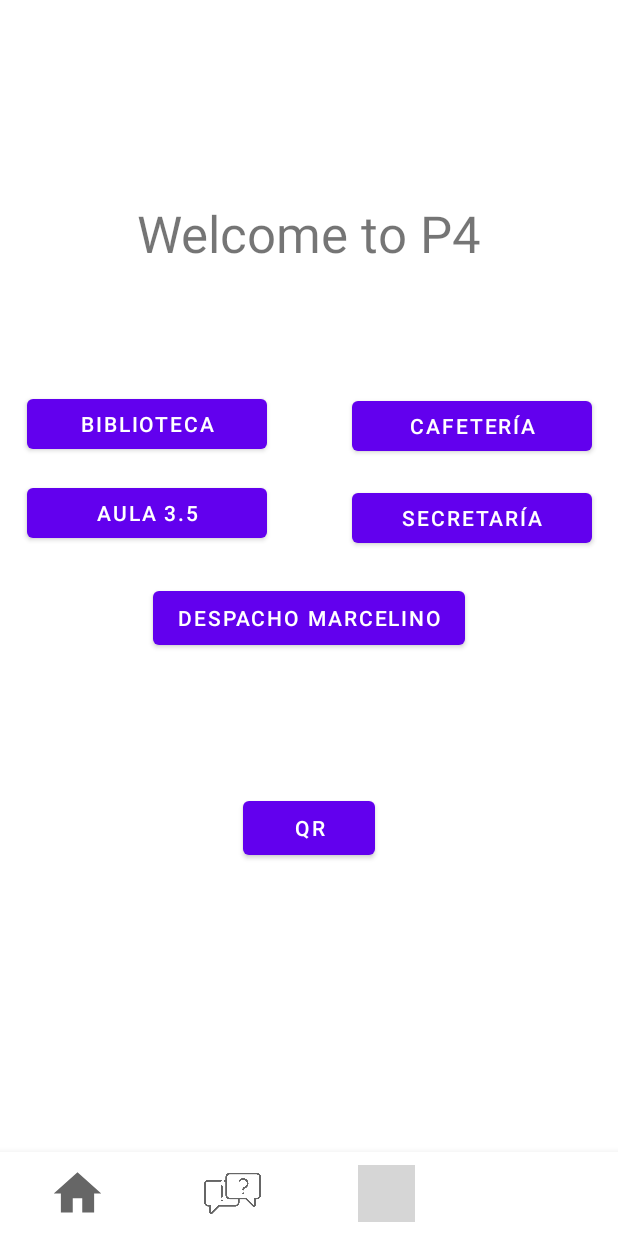
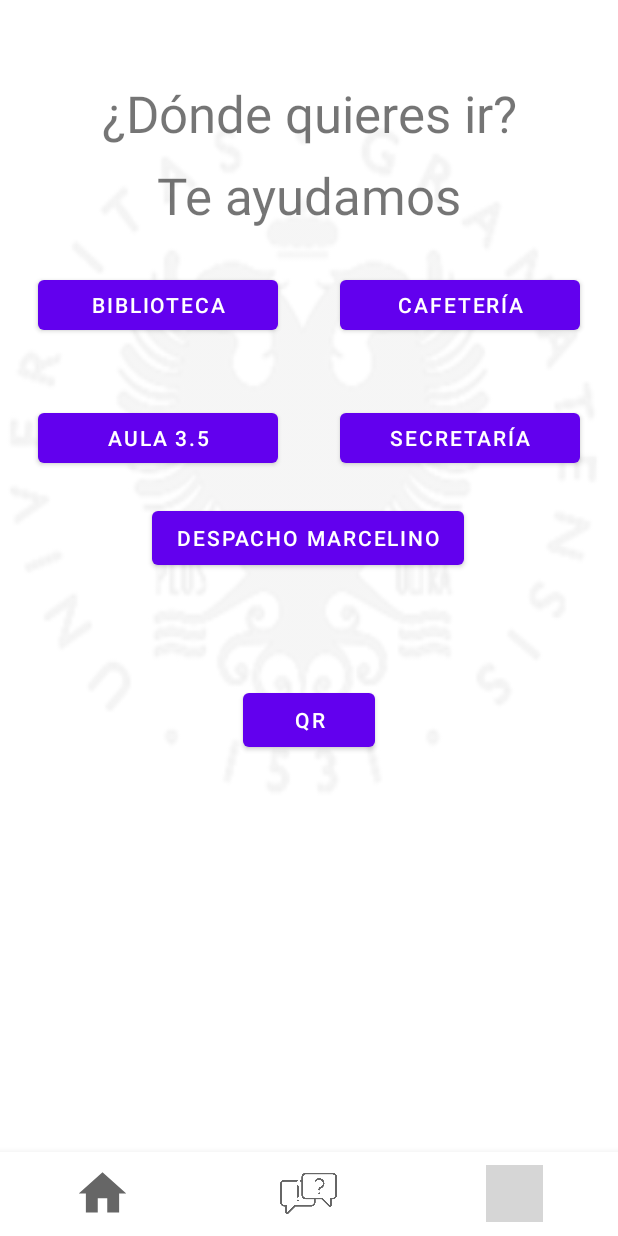
Before and after one commit to CodeBoy-source/Android-UGR-Exams, an Android app: the screen it shows after launch (MainActivity), item 3 of the bottom bar chosen, on a phone screen of 412 x 824 dp. Run offline under Robolectric (Android 15) with nearby library versions, the phone set to English and light mode, and no system bars; libraries missing offline, so code that uses them is left out: com.journeyapps.barcodescanner; grey boxes are pictures that could not be loaded.

Commit message:
Layout Fix + ScrollView + Bugs Fix
dirAngle for Compass not working properly

```diff
--- a/app/src/main/java/com/example/sqlprototype/MainActivity.java
+++ b/app/src/main/java/com/example/sqlprototype/MainActivity.java
@@ -10,17 +10,24 @@ import android.widget.Toast;
 
 
 import androidx.annotation.NonNull;
+import androidx.annotation.RequiresApi;
 import androidx.appcompat.app.AppCompatActivity;
 import androidx.core.app.ActivityCompat;
 import androidx.core.content.ContextCompat;
 
 import com.example.sqlprototype.p2.HomeFragment;
 import com.example.sqlprototype.p3.DialogFlowFragment;
+import com.example.sqlprototype.p4.FindPattern;
 import com.example.sqlprototype.p4.GpsEtsiitHomeFragment;
 import com.google.android.material.bottomnavigation.BottomNavigationView;
 import com.google.android.material.navigation.NavigationBarView;
 import com.example.sqlprototype.p4.RecordPattern;
 import com.google.android.material.bottomnavigation.BottomNavigationView;
+
+import java.util.concurrent.ExecutorService;
+import java.util.concurrent.Executors;
+import java.util.concurrent.ScheduledExecutorService;
+import java.util.concurrent.TimeUnit;
 
 
 public class MainActivity extends AppCompatActivity {
@@ -31,6 +38,18 @@ public class MainActivity extends AppCompatActivity {
     DialogFlowFragment dialogFlowFragment = new DialogFlowFragment();
     RecordPattern recordPatternFragment = new RecordPattern();
     public static final Integer RecordAudioRequestCode = 1;
+
+    // How many times we have to press home button
+    public static Integer debuggingThreshold = 10;
+    // Amount of time we have to wait = 3 seconds
+    public static Integer debuggingTimerReset = 3;
+    // Boolean to know if timer is ticking
+    public static boolean is_running = false;
+    private static boolean checkDebuggingPermission = false;
+    // Counter for the debuggin page:
+    public static Integer debuggingCounter = 0;
+    // Executor Service to reset the counter after 3 seconds
+    public static ScheduledExecutorService executorService;
 
 
     private void checkPermission() {
@@ -65,32 +84,60 @@ public class MainActivity extends AppCompatActivity {
             checkPermission();
         }
 
-        String[] permissionsStorage = {Manifest.permission.MANAGE_EXTERNAL_STORAGE};
-        int requestExternalStorage = 1;
-        int permission = ActivityCompat.checkSelfPermission(this, Manifest.permission.MANAGE_EXTERNAL_STORAGE);
-        if (permission != PackageManager.PERMISSION_GRANTED) {
-            ActivityCompat.requestPermissions(this, permissionsStorage, requestExternalStorage);
-        }
+        // Initialize debugging page variables
+        executorService = Executors.newSingleThreadScheduledExecutor();
 
         bottomNavigationView = findViewById(R.id.bottom_navigation);
         getSupportFragmentManager().beginTransaction().replace(R.id.container,homeFragment).commit();
         bottomNavigationView.setOnItemSelectedListener(item -> {
             switch(item.getItemId()){
                 case R.id.menuHome:
-                    getSupportFragmentManager().beginTransaction().replace(R.id.container,homeFragment).commit();
+                    gpsEtsiitHomeFragment.cancelTxtSpeech();
+                    if (Build.VERSION.SDK_INT >= Build.VERSION_CODES.R) {
+                        treatDebuggingInterface();
+                    }else{
+                        getSupportFragmentManager().beginTransaction().replace(R.id.container,homeFragment).commit();
+                    }
                     return true;
                 case R.id.menuDialog:
+                    gpsEtsiitHomeFragment.cancelTxtSpeech();
                     getSupportFragmentManager().beginTransaction().replace(R.id.container,dialogFlowFragment).commit();
                     return true;
                 case R.id.mapa:
+                    gpsEtsiitHomeFragment.cancelTxtSpeech();
                     getSupportFragmentManager().beginTransaction().replace(R.id.container, gpsEtsiitHomeFragment).commit();
                     return true;
-                case R.id.pattern:
-                    getSupportFragmentManager().beginTransaction().replace(R.id.container,recordPatternFragment).commit();
-                    return true;
+               // case R.id.pattern:
+               //     getSupportFragmentManager().beginTransaction().replace(R.id.container,recordPatternFragment).commit();
+               //     return true;
             }
             return false;
         });
+    }
 
+    public static void ResetDebuggerCounter(){
+        debuggingCounter = 0;
+        is_running=false;
+    }
+
+    @RequiresApi(api = Build.VERSION_CODES.R)
+    public void treatDebuggingInterface(){
+        if(checkDebuggingPermission) {
+            String[] permissionsStorage = {Manifest.permission.MANAGE_EXTERNAL_STORAGE};
+            int requestExternalStorage = 1;
+            int permission = ActivityCompat.checkSelfPermission(this, Manifest.permission.MANAGE_EXTERNAL_STORAGE);
+            if (permission != PackageManager.PERMISSION_GRANTED) {
+                ActivityCompat.requestPermissions(this, permissionsStorage, requestExternalStorage);
+            }
+            debuggingCounter += 1;
+            if(!is_running) {
+                executorService.schedule(MainActivity::ResetDebuggerCounter, debuggingTimerReset, TimeUnit.SECONDS);
+                is_running=true;
+            }
+            if(debuggingCounter>=debuggingThreshold)
+                getSupportFragmentManager().beginTransaction().replace(R.id.container,recordPatternFragment).commit();
+            else
+                getSupportFragmentManager().beginTransaction().replace(R.id.container,homeFragment).commit();
+        }
     }
 }
--- a/app/src/main/java/com/example/sqlprototype/p3/DialogFlowFragment.java
+++ b/app/src/main/java/com/example/sqlprototype/p3/DialogFlowFragment.java
@@ -22,7 +22,7 @@ public class DialogFlowFragment extends Fragment {
         root = inflater.inflate(R.layout.fragment_dialog_flow, container, false);
 
         WebView webview = root.findViewById(R.id.webview);
-        // webview.getSettings().setJavaScriptEnabled(true);
+        webview.getSettings().setJavaScriptEnabled(true);
         String html =
                 "<iframe\n" +
                         "    allow=\"microphone;\"\n" +
--- a/app/src/main/java/com/example/sqlprototype/p4/FindPattern.java
+++ b/app/src/main/java/com/example/sqlprototype/p4/FindPattern.java
@@ -9,7 +9,7 @@ import java.util.concurrent.atomic.AtomicBoolean;
 import java.util.concurrent.atomic.AtomicInteger;
 import java.util.concurrent.atomic.AtomicLong;
 
-public class FindPattern {
+public class FindPattern  {
 
     public static int CONST_Y = 10;
     public static int CONST_Z = 10;
--- a/app/src/main/java/com/example/sqlprototype/p4/GpsEtsiitFragment.java
+++ b/app/src/main/java/com/example/sqlprototype/p4/GpsEtsiitFragment.java
@@ -137,9 +137,11 @@ public class GpsEtsiitFragment extends Fragment implements DoubleSwipperCallback
     private void doInstructions(int currentNode) {
         if (currentNode == destinyNode) {
             // TODO: Hemos llegado al destino
-            // return;
-        }
-
+            String respuesta_ = "¡Hemos llegado a " + currentInstr.nextNodeName + "! Hasta la próxima.";
+            textToSpeechEngine.speak(respuesta_, TextToSpeech.QUEUE_FLUSH, null, "tts1");
+            txtInstructions.setText(respuesta_);
+            txtNextNode.setText(respuesta_);
+        }else {
             // Get instructions from db
             DataBaseAccess db = DataBaseAccess.getInstance(root.getContext());
             currentInstr = db.getInstructions(currentNode, destinyNode);
@@ -159,6 +161,9 @@ public class GpsEtsiitFragment extends Fragment implements DoubleSwipperCallback
 
             // Set compass
             compass.setDirection(currentInstr.direction);
+            // test go right, 90 from north
+            //compass.setDirection("90");
+        }
     }
 
     public void doubleSwipeUp(){
@@ -182,5 +187,14 @@ public class GpsEtsiitFragment extends Fragment implements DoubleSwipperCallback
         this.destinyNode = destinyNode;
     }
 
-
+    public boolean cancelTxtSpeech() {
+        boolean res = false;
+        if(textToSpeechEngine == null)
+            return res;
+        if (textToSpeechEngine.isSpeaking()) {
+            textToSpeechEngine.stop();
+            res = true;
         }
+        return res;
+    }
+}
--- a/app/src/main/java/com/example/sqlprototype/p4/GpsEtsiitHomeFragment.java
+++ b/app/src/main/java/com/example/sqlprototype/p4/GpsEtsiitHomeFragment.java
@@ -47,4 +47,7 @@ public class GpsEtsiitHomeFragment extends Fragment {
 
         return root;
     }
+    public boolean cancelTxtSpeech(){
+        return gpsEtsiitFragment.cancelTxtSpeech();
+    }
 }
--- a/app/src/main/res/layout/fragment_gps_etsiit_home.xml
+++ b/app/src/main/res/layout/fragment_gps_etsiit_home.xml
@@ -1,82 +1,114 @@
 <?xml version="1.0" encoding="utf-8"?>
-<androidx.constraintlayout.widget.ConstraintLayout xmlns:android="http://schemas.android.com/apk/res/android"
+<ScrollView xmlns:android="http://schemas.android.com/apk/res/android"
     xmlns:app="http://schemas.android.com/apk/res-auto"
     xmlns:tools="http://schemas.android.com/tools"
     android:layout_width="match_parent"
     android:layout_height="match_parent"
-    tools:context=".DialogFlow">
+    android:fillViewport="false"
+    tools:context="p4.GpsEtsiitFragment">
+
+    <androidx.constraintlayout.widget.ConstraintLayout
+        android:layout_width="match_parent"
+        android:layout_height="match_parent">
+
+        <ImageView
+            android:id="@+id/imageView2"
+            android:layout_width="396dp"
+            android:layout_height="303dp"
+            android:layout_marginEnd="7dp"
+            android:alpha="0.15"
+            android:scaleType="centerCrop"
+            android:scaleX="1.3"
+            android:scaleY="1.5"
+            android:src="@drawable/logougr2"
+            app:layout_constraintBottom_toBottomOf="parent"
+            app:layout_constraintEnd_toEndOf="parent"
+            app:layout_constraintStart_toStartOf="parent"
+            app:layout_constraintTop_toTopOf="parent" />
 
         <TextView
             android:id="@+id/textView"
             android:layout_width="wrap_content"
             android:layout_height="wrap_content"
-        android:text="Welcome to P4"
+            android:text="¿Dónde quieres ir?"
+            android:textAlignment="center"
             android:textSize="34sp"
-        app:layout_constraintBottom_toBottomOf="parent"
+            app:layout_constraintBottom_toTopOf="@+id/imageView2"
             app:layout_constraintEnd_toEndOf="parent"
             app:layout_constraintStart_toStartOf="parent"
             app:layout_constraintTop_toTopOf="parent"
-        app:layout_constraintVertical_bias="0.17000002" />
+            app:layout_constraintVertical_bias="0.49" />
+
+        <TextView
+            android:id="@+id/textView3"
+            android:layout_width="wrap_content"
+            android:layout_height="wrap_content"
+            android:layout_marginTop="9dp"
+            android:text="Te ayudamos"
+            android:textAlignment="center"
+            android:textSize="34sp"
+            app:layout_constraintBottom_toTopOf="@+id/imageView2"
+            app:layout_constraintEnd_toEndOf="parent"
+            app:layout_constraintStart_toStartOf="parent"
+            app:layout_constraintTop_toBottomOf="@+id/textView"
+            app:layout_constraintVertical_bias="0.0" />
 
         <Button
             android:id="@+id/btnBiblioteca"
             android:layout_width="160dp"
             android:layout_height="45dp"
-        android:layout_marginStart="35dp"
-        android:layout_marginEnd="21dp"
-        android:layout_marginBottom="14dp"
+            android:layout_marginBottom="15dp"
             android:text="Biblioteca"
             app:layout_constraintBottom_toTopOf="@+id/btnAula35"
-        app:layout_constraintEnd_toStartOf="@+id/btnCafeteria"
-        app:layout_constraintStart_toStartOf="parent" />
+            app:layout_constraintEnd_toEndOf="parent"
+            app:layout_constraintHorizontal_bias="0.1"
+            app:layout_constraintStart_toStartOf="parent"
+            app:layout_constraintTop_toTopOf="@+id/imageView2" />
 
         <Button
             android:id="@+id/btnAula35"
             android:layout_width="160dp"
             android:layout_height="45dp"
-        android:layout_marginStart="35dp"
-        android:layout_marginEnd="21dp"
-        android:layout_marginBottom="23dp"
+            android:layout_marginBottom="20dp"
             android:text="Aula 3.5"
             app:layout_constraintBottom_toTopOf="@+id/btnDespachoMarcelino"
-        app:layout_constraintEnd_toStartOf="@+id/btnSecretaria"
+            app:layout_constraintEnd_toEndOf="parent"
+            app:layout_constraintHorizontal_bias="0.1"
             app:layout_constraintStart_toStartOf="parent" />
 
         <Button
             android:id="@+id/btnSecretaria"
             android:layout_width="160dp"
             android:layout_height="45dp"
-        android:layout_marginStart="35dp"
-        android:layout_marginEnd="35dp"
             android:layout_marginBottom="20dp"
             android:text="Secretaría"
             app:layout_constraintBottom_toTopOf="@+id/btnDespachoMarcelino"
             app:layout_constraintEnd_toEndOf="parent"
-        app:layout_constraintHorizontal_bias="1.0"
-        app:layout_constraintStart_toEndOf="@+id/btnAula35" />
+            app:layout_constraintHorizontal_bias="0.9"
+            app:layout_constraintStart_toStartOf="parent" />
 
         <Button
             android:id="@+id/btnDespachoMarcelino"
             android:layout_width="wrap_content"
             android:layout_height="wrap_content"
+            android:layout_marginBottom="73dp"
             android:text="Despacho Marcelino"
-        app:layout_constraintBottom_toBottomOf="parent"
+            app:layout_constraintBottom_toTopOf="@+id/btnQr"
             app:layout_constraintEnd_toEndOf="parent"
-        app:layout_constraintStart_toStartOf="parent"
-        app:layout_constraintTop_toTopOf="parent" />
+            app:layout_constraintHorizontal_bias="0.497"
+            app:layout_constraintStart_toStartOf="parent" />
 
         <Button
             android:id="@+id/btnCafeteria"
             android:layout_width="160dp"
             android:layout_height="45dp"
-        android:layout_marginStart="35dp"
-        android:layout_marginEnd="35dp"
-        android:layout_marginBottom="16dp"
+            android:layout_marginBottom="15dp"
             android:text="Cafetería"
             app:layout_constraintBottom_toTopOf="@+id/btnSecretaria"
             app:layout_constraintEnd_toEndOf="parent"
-        app:layout_constraintHorizontal_bias="1.0"
-        app:layout_constraintStart_toEndOf="@+id/btnBiblioteca" />
+            app:layout_constraintHorizontal_bias="0.9"
+            app:layout_constraintStart_toStartOf="parent"
+            app:layout_constraintTop_toTopOf="@+id/imageView2" />
 
         <Button
             android:id="@+id/btnQr"
@@ -86,6 +118,8 @@
             app:layout_constraintBottom_toBottomOf="parent"
             app:layout_constraintEnd_toEndOf="parent"
             app:layout_constraintStart_toStartOf="parent"
-        app:layout_constraintTop_toTopOf="parent"
-        app:layout_constraintVertical_bias="0.68" />
+            app:layout_constraintTop_toBottomOf="@+id/imageView2"
+            app:layout_constraintVertical_bias="0.0" />
+
     </androidx.constraintlayout.widget.ConstraintLayout>
+</ScrollView>
--- a/app/src/main/res/menu/menu_main.xml
+++ b/app/src/main/res/menu/menu_main.xml
@@ -18,8 +18,10 @@
         android:title="@string/mapa"
         />
 
-    <item
+   <!--
+   <item
         android:id="@+id/pattern"
         android:title="@string/patron_movimiento"
-        />
+       />
+        -->
 </menu>
```
Also changed, not shown: app/src/main/res/layout/fragment_gps_etsiit.xml (+19 -14 lines), app/src/main/res/layout/fragment_home.xml (+12 -7 lines), app/src/main/res/layout/fragment_record_pattern.xml (+9 -2 lines). Lines whose indentation alone changed are shown as unchanged.
